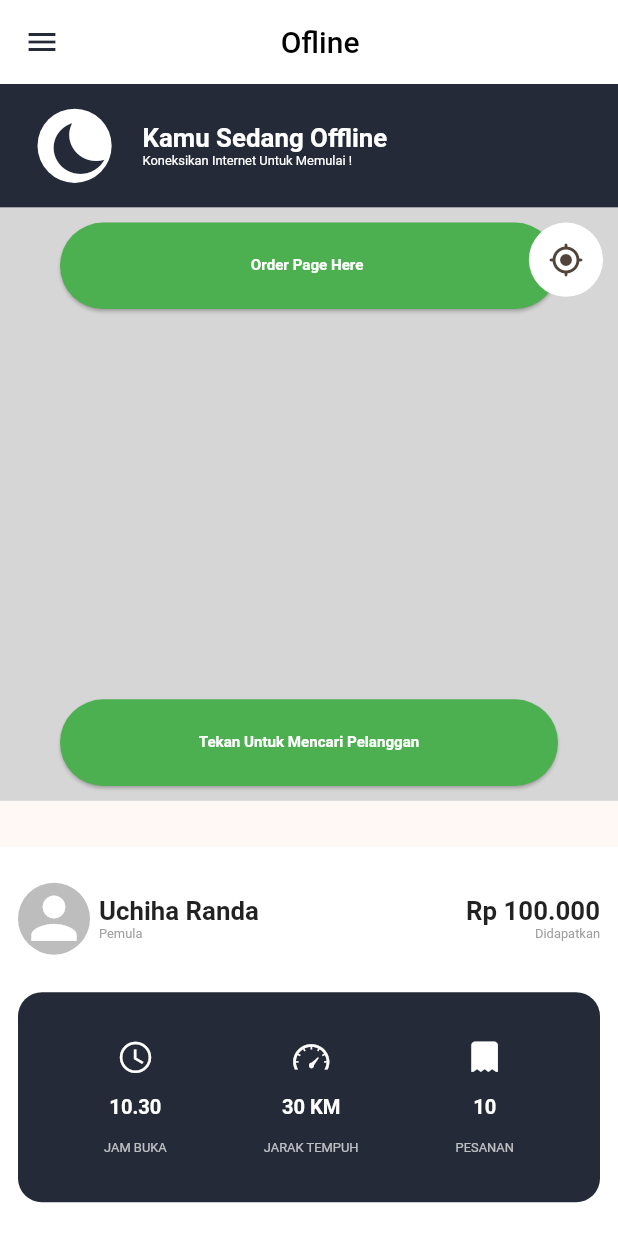
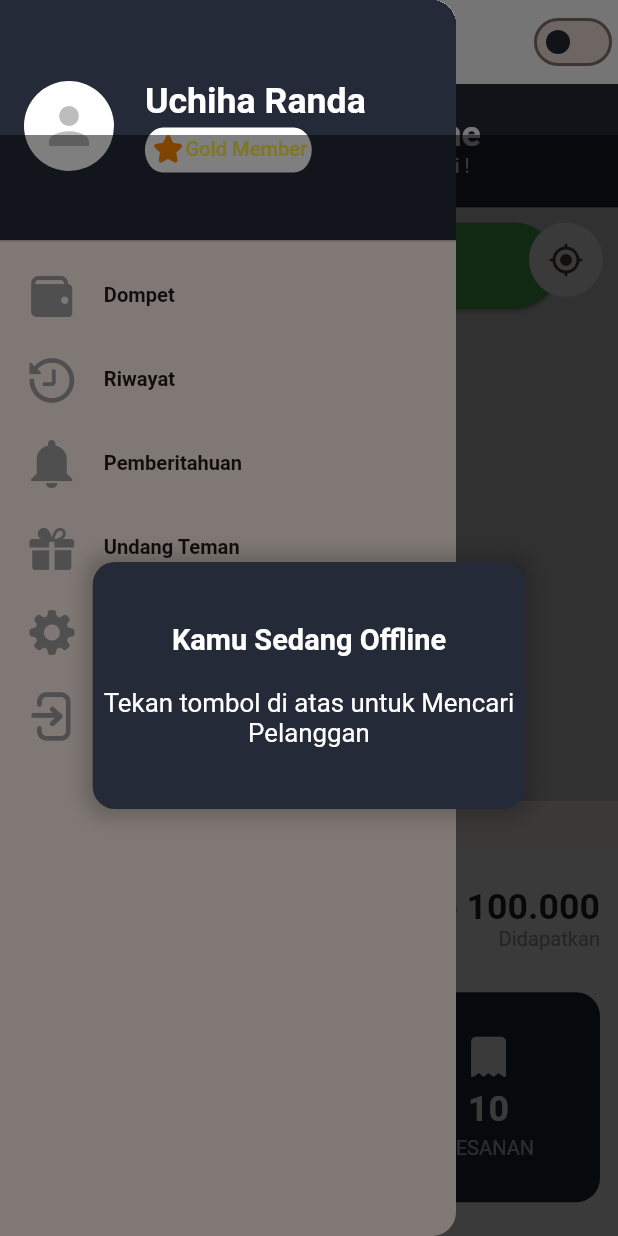
Before and after one commit to MirzaMlna/Tambalin, a Flutter app: the MainPage screen opened directly, in the side drawer, after a tap on the "my location" icon, on a phone screen of 412 x 824 dp. Run offline on Flutter 3.47's test engine with Material 2 defaults, Android fonts, the light colour scheme and no system bars; our stand-ins replace google_fonts, responsive_sizer, settings_ui; missing offline and left inert: flutter_verification_code.

Commit message:
💄⏪️change font size , returning the black overlay

```diff
--- a/lib/auth_pages/phone_verify.dart
+++ b/lib/auth_pages/phone_verify.dart
@@ -43,11 +43,11 @@
                   Text('Verifikasi Nomor Telepon',
                       textAlign: TextAlign.start,
                       style: TextStyle(
-                            fontSize: 37.sp, fontWeight: FontWeight.bold)),
+                          fontSize: 30.sp, fontWeight: FontWeight.bold)),
                   Text(
                     'Masukkan kode OTP di bawah',
                     textAlign: TextAlign.start,
-                      style: TextStyle(fontSize: 17.sp),
+                    style: TextStyle(fontSize: 20.sp),
                   ),
                 ],
               ),
@@ -77,12 +77,13 @@
               },
             ),
             SizedBox(
-                height: 8.h,
+              height: 5.h,
             ),
             CustomButton(
                 color: tambalinPrimary,
                 text: 'VERIFIKASI',
                 onTap: () {
+
                   Navigator.pushReplacement(
                       context,
                       MaterialPageRoute(
--- a/lib/auth_pages/sign_in.dart
+++ b/lib/auth_pages/sign_in.dart
@@ -16,7 +16,6 @@
 class _SignInState extends State<SignIn> {
   @override
   Widget build(BuildContext context) {
-
     return Scaffold(
       resizeToAvoidBottomInset: true,
       body: SingleChildScrollView(
@@ -39,7 +38,7 @@
                   ),
                   Container(
                     width: 100.w,
-                      height: 50.h,
+                    height: 60.h,
                     decoration: BoxDecoration(
                       color: Colors.white,
                       borderRadius: BorderRadius.circular(11.0),
@@ -69,7 +68,7 @@
                                           style: GoogleFonts.roboto(
                                             textStyle: TextStyle(
                                               color: tambalinBlack,
-                                                fontSize: 28.sp,
+                                              fontSize: 25.sp,
                                               fontWeight: FontWeight.w300,
                                             ),
                                           ),
@@ -77,7 +76,7 @@
                                             TextSpan(
                                                 text: 'Daftar',
                                                 style: TextStyle(
-                                                      fontSize: 36.sp,
+                                                    fontSize: 30.sp,
                                                     fontWeight:
                                                         FontWeight.bold)),
                                             const TextSpan(
@@ -94,15 +93,14 @@
                                   /* Number Input */
                                   TextFormField(
                                     style: TextStyle(
-                                        fontSize: 15.sp,
+                                      fontSize: 20.sp,
                                     ),
                                     cursorColor: tambalinPrimary,
                                     maxLength:
                                         12, // Set the maximum length to 12 digits
                                     decoration: InputDecoration(
                                       enabledBorder: OutlineInputBorder(
-                                          borderRadius:
-                                              BorderRadius.circular(11),
+                                        borderRadius: BorderRadius.circular(11),
                                         borderSide: const BorderSide(
                                           color: Color.fromARGB(10, 0, 0, 0),
                                           width: 2.0,
@@ -117,8 +115,8 @@
                                         ),
                                       ),
                                       prefixIcon: Container(
-                                          margin: const EdgeInsets.only(
-                                              right: 15.0),
+                                        margin:
+                                            const EdgeInsets.only(right: 15.0),
                                         decoration: const BoxDecoration(
                                           border: Border(
                                             right: BorderSide(
@@ -130,13 +128,11 @@
                                         ),
                                         child: Container(
                                           margin: const EdgeInsets.all(10.0),
-                                            padding:
-                                                const EdgeInsets.only(top: 2.0),
                                           child: Text(
                                             '+62',
                                             textAlign: TextAlign.center,
                                             style: TextStyle(
-                                                fontSize: 17.sp,
+                                              fontSize: 20.sp,
                                               fontWeight: FontWeight.bold,
                                             ),
                                           ),
@@ -145,7 +141,7 @@
                                       hintText: '1234567890',
                                       hintStyle: TextStyle(
                                         color: Colors.grey,
-                                          fontSize: 15.sp,
+                                        fontSize: 20.sp,
                                       ),
                                     ),
                                     keyboardType: TextInputType.number,
@@ -184,5 +180,4 @@
       ),
     );
   }
-
 }
--- a/lib/common_widgets/custom_button.dart
+++ b/lib/common_widgets/custom_button.dart
@@ -35,8 +35,8 @@
           widget.text ?? 'Button',
           style: GoogleFonts.roboto(
             textStyle: TextStyle(
-                fontSize: 13.sp,
-                fontWeight: FontWeight.w700,
+                fontSize: 18.sp,
+                fontWeight: FontWeight.w500,
                 color: Colors.white),
           ),
         ),
--- a/lib/main_pages/main_page.dart
+++ b/lib/main_pages/main_page.dart
@@ -1,5 +1,3 @@
-// ignore_for_file: prefer_const_constructors, prefer_const_literals_to_create_immutables
-
 import 'package:flutter/material.dart';
 import 'package:responsive_sizer/responsive_sizer.dart';
 import 'package:tambalin_app/common_widgets/custom_button.dart';
@@ -18,42 +16,116 @@
 }
 
 class _MainPageState extends State<MainPage> {
+  OverlayEntry? overlayEntry;
+
+  @override
+  void initState() {
+    super.initState();
+    Future.delayed(Duration.zero, () {
+      if (!isOnline) {
+        showOverlay(context);
+      }
+    });
+  } //Biar Overlay ditampilkan setelah verifikasi
+
+
+  void showOverlay(BuildContext context) {
+    overlayEntry = OverlayEntry(
+      builder: (context) => Positioned(
+        top: 90.0,
+        bottom: 0,
+        left: 0,
+        right: 0,
+        child: Container(
+          color: Colors.black.withOpacity(0.5), // transparansi hitam
+          child: Center(
+              child: Container(
+            width: 70.w,
+            height: 40.w,
+            decoration: BoxDecoration(boxShadow: [
+              BoxShadow(
+                color: Colors.black.withOpacity(0.2),
+                blurRadius: 10,
+                spreadRadius: 5,
+                offset: const Offset(0, 0),
+              ),
+            ], color: tambalinBlack, borderRadius: BorderRadius.circular(15)),
+            child: Center(
+              child: RichText(
+                  textAlign: TextAlign.center,
+                  text: TextSpan(children: <TextSpan>[
+                    TextSpan(
+                      text: 'Kamu Sedang Offline\n',
+                      style: TextStyle(
+                          fontSize: 18.sp,
+                          fontWeight: FontWeight.bold,
+                          color: Colors.white),
+                    ),
+                    TextSpan(
+                      text: '\nTekan tombol di atas untuk Mencari Pelanggan',
+                      style: TextStyle(fontSize: 17.sp, color: Colors.white),
+                    ),
+                  ])),
+            ),
+          )),
+        ),
+      ),
+    );
+
+    Overlay.of(context).insert(overlayEntry!);
+  }
+
+  void removeOverlay() {
+    if (overlayEntry != null) {
+      overlayEntry!.remove();
+      overlayEntry = null;
+    }
+  }
+
   bool isOnline = false;
 
   @override
   Widget build(BuildContext context) {
-          return Scaffold(
+    return WillPopScope(
+      onWillPop: () async {
+        removeOverlay();
+        return true;
+      },
+      child: Scaffold(
+
           appBar: AppBar(
             elevation: 0.0,
             backgroundColor: Colors.white,
-                iconTheme: IconThemeData(color: tambalinBlack),
+            iconTheme: const IconThemeData(color: tambalinBlack),
             title: Align(
               alignment: Alignment.center,
               child: Row(
                 mainAxisAlignment: MainAxisAlignment.center,
                 children: [
                   Text(
-                        isOnline ? 'Online' : 'Ofline',
-                        style: TextStyle(color: Colors.black),
+                    isOnline ? 'Online' : 'Offline',
+                    style: const TextStyle(color: Colors.black),
                   ),
-                      SizedBox(
-                        width: 10.w,
-                      )
                 ],
               ),
             ),
-                // actions: [
-                //   Switch.adaptive(
-                //     value: isOnline,
-                //     onChanged: (newValue) {
-                //       setState(() {
-                //         isOnline = newValue;
-                //       });
-                //     },
-                //     activeColor: tambalinPrimary,
-                //     inactiveThumbColor: tambalinBlack,
-                //   ),
-                // ],
+            actions: [
+              Switch.adaptive(
+                value: isOnline,
+                onChanged: (newValue) {
+                  setState(() {
+                    isOnline = newValue;
+                    if (!isOnline) {
+                      showOverlay(context);
+                    } else {
+                      removeOverlay(); // Hapus overlay jika switch bernilai true (online)
+                    }
+                  });
+                },
+                activeColor: tambalinPrimary,
+                inactiveThumbColor: tambalinBlack,
+              ),
+            ],
           ),
           drawer: Drawer(
             child: ListView(
@@ -85,27 +157,27 @@
                           Text(
                             'Uchiha Randa',
                             style: TextStyle(
-                                    fontSize: 17.sp,
+                                fontSize: 20.sp,
                                 fontWeight: FontWeight.w600,
                                 color: Colors.white),
                           ),
                           Container(
                             alignment: Alignment.center,
-                                padding: EdgeInsets.all(3.0),
-                                margin: EdgeInsets.only(top: 4.0),
-                                decoration: BoxDecoration(
+                            padding: const EdgeInsets.all(3.0),
+                            margin: const EdgeInsets.only(top: 4.0),
+                            decoration: const BoxDecoration(
                               color: Colors.white,
-                                  borderRadius: BorderRadius.all(
-                                      Radius.elliptical(80, 100)),
+                              borderRadius:
+                                  BorderRadius.all(Radius.elliptical(80, 100)),
                             ),
                             child: Row(
                               children: [
-                                    Icon(Tambalin.favorites,
+                                const Icon(Tambalin.favorites,
                                     color: tambalinPrimary),
                                 Text(
                                   'Gold Member',
                                   style: TextStyle(
-                                          fontSize: 12.sp,
+                                      fontSize: 15.sp,
                                       color: tambalinSecondary),
                                 ),
                               ],
@@ -124,8 +196,8 @@
                   ),
                   title: Text(
                     'Dompet',
-                        style: TextStyle(
-                            fontWeight: FontWeight.w600, fontSize: 15.sp),
+                    style:
+                        TextStyle(fontWeight: FontWeight.w600, fontSize: 15.sp),
                   ),
                   onTap: () {},
                 ),
@@ -137,8 +209,8 @@
                   ),
                   title: Text(
                     'Riwayat',
-                        style: TextStyle(
-                            fontWeight: FontWeight.w600, fontSize: 15.sp),
+                    style:
+                        TextStyle(fontWeight: FontWeight.w600, fontSize: 15.sp),
                   ),
                   onTap: () {},
                 ),
@@ -150,8 +222,8 @@
                   ),
                   title: Text(
                     'Pemberitahuan',
-                        style: TextStyle(
-                            fontWeight: FontWeight.w600, fontSize: 15.sp),
+                    style:
+                        TextStyle(fontWeight: FontWeight.w600, fontSize: 15.sp),
                   ),
                   onTap: () {},
                 ),
@@ -163,8 +235,8 @@
                   ),
                   title: Text(
                     'Undang Teman',
-                        style: TextStyle(
-                            fontWeight: FontWeight.w600, fontSize: 15.sp),
+                    style:
+                        TextStyle(fontWeight: FontWeight.w600, fontSize: 15.sp),
                   ),
                   onTap: () {},
                 ),
@@ -176,8 +248,8 @@
                   ),
                   title: Text(
                     'Pengaturan',
-                        style: TextStyle(
-                            fontWeight: FontWeight.w600, fontSize: 15.sp),
+                    style:
+                        TextStyle(fontWeight: FontWeight.w600, fontSize: 15.sp),
                   ),
                   onTap: () {
                     Navigator.push(
@@ -194,8 +266,8 @@
                   ),
                   title: Text(
                     'Keluar',
-                        style: TextStyle(
-                            fontWeight: FontWeight.w600, fontSize: 15.sp),
+                    style:
+                        TextStyle(fontWeight: FontWeight.w600, fontSize: 15.sp),
                   ),
                   onTap: () {},
                 ),
@@ -208,9 +280,7 @@
                   width: 100.w,
                   height: 10.h,
                   color: isOnline ? tambalinPrimary : tambalinBlack,
-                      child: isOnline
-                          ? whenOnline
-                          : whenOffline),
+                  child: isOnline ? whenOnline : whenOffline),
               Stack(
                 children: [
                   Container(
@@ -218,23 +288,6 @@
                     width: 100.w,
                     height: 48.h,
                   ),
-                      Positioned(
-                          bottom: 10.0,
-                          right: 40.0,
-                          left: 40.0,
-                          child: SizedBox(
-                            width: 20.w,
-                            child: CustomButton(
-                                color: isOnline ? Colors.red : Colors.green,
-                                text: isOnline
-                                    ? 'Berhenti Mencari Pelanggan'
-                                    : 'Tekan Untuk Mencari Pelanggan',
-                                onTap: () {
-                                  setState(() {
-                                    isOnline = !isOnline;
-                                  });
-                                }),
-                          )),
                   Positioned(
                       top: 10.0,
                       right: 40.0,
@@ -248,7 +301,8 @@
                               Navigator.push(
                                   context,
                                   MaterialPageRoute(
-                          builder: ((context) => const OrderScreen())));
+                                      builder: ((context) =>
+                                          const OrderScreen())));
                             }),
                       )),
                   Positioned(
@@ -257,13 +311,13 @@
                       child: Container(
                         width: 12.w,
                         height: 12.w,
-                            decoration: BoxDecoration(
+                        decoration: const BoxDecoration(
                           shape: BoxShape.circle,
                           color: Colors.white,
                         ),
                         child: IconButton(
                             onPressed: () {},
-                                icon: Icon(Icons.my_location_rounded)),
+                            icon: const Icon(Icons.my_location_rounded)),
                       )),
                 ],
               ),
@@ -272,7 +326,7 @@
           bottomNavigationBar: Container(
             height: 31.5.h,
             width: 100.w,
-                padding: EdgeInsets.fromLTRB(12, 24, 12, 24),
+            padding: const EdgeInsets.fromLTRB(12, 24, 12, 24),
             color: Colors.white,
             child: Column(
               mainAxisAlignment: MainAxisAlignment.spaceAround,
@@ -282,7 +336,7 @@
                     children: [
                       Container(
                         margin: EdgeInsets.only(right: 10.0.sp),
-                            child: CircleAvatar(
+                        child: const CircleAvatar(
                           radius: 24,
                           backgroundColor: Colors.black26,
                           child: Icon(
@@ -298,13 +352,12 @@
                           Text(
                             'Uchiha Randa',
                             style: TextStyle(
-                                    fontSize: 17.sp,
-                                    fontWeight: FontWeight.w600),
+                                fontSize: 20.sp, fontWeight: FontWeight.w600),
                           ),
                           Text(
                             'Pemula',
-                                style: TextStyle(
-                                    fontSize: 12.sp, color: Colors.grey),
+                            style:
+                                TextStyle(fontSize: 15.sp, color: Colors.grey),
                           )
                         ],
                       ),
@@ -315,13 +368,12 @@
                             Text(
                               'Rp 100.000',
                               style: TextStyle(
-                                      fontSize: 17.sp,
-                                      fontWeight: FontWeight.w600),
+                                  fontSize: 20.sp, fontWeight: FontWeight.w600),
                             ),
                             Text(
                               'Didapatkan',
                               style: TextStyle(
-                                      fontSize: 12.sp, color: Colors.grey),
+                                  fontSize: 15.sp, color: Colors.grey),
                             )
                           ],
                         ),
@@ -330,8 +382,8 @@
                   ),
                 ),
                 Container(
-                      padding: EdgeInsets.all(25.0),
-                      margin: EdgeInsets.only(top: 25.0),
+                  padding: const EdgeInsets.all(25.0),
+                  margin: const EdgeInsets.only(top: 25.0),
                   width: 100.w,
                   height: 17.h,
                   decoration: BoxDecoration(
@@ -346,18 +398,19 @@
                           Icon(
                             Tambalin.time,
                             color: Colors.white,
+                            size: 23.sp,
                           ),
                           Text(
                             '10.30',
                             style: TextStyle(
                                 color: Colors.white,
-                                    fontSize: 15.sp,
+                                fontSize: 20.sp,
                                 fontWeight: FontWeight.w600),
                           ),
                           Text(
                             'JAM BUKA',
                             style: TextStyle(
-                                    fontSize: 12.sp, color: Colors.white70),
+                                fontSize: 15.sp, color: Colors.white70),
                           )
                         ],
                       ),
@@ -367,18 +420,19 @@
                           Icon(
                             Tambalin.speed,
                             color: Colors.white,
+                            size: 23.sp,
                           ),
                           Text(
                             '30 KM',
                             style: TextStyle(
                                 color: Colors.white,
-                                    fontSize: 15.sp,
+                                fontSize: 20.sp,
                                 fontWeight: FontWeight.w600),
                           ),
                           Text(
                             'JARAK TEMPUH',
                             style: TextStyle(
-                                    fontSize: 12.sp, color: Colors.white70),
+                                fontSize: 15.sp, color: Colors.white70),
                           )
                         ],
                       ),
@@ -388,18 +442,19 @@
                           Icon(
                             Tambalin.order,
                             color: Colors.white,
+                            size: 23.sp,
                           ),
                           Text(
                             '10',
                             style: TextStyle(
                                 color: Colors.white,
-                                    fontSize: 15.sp,
+                                fontSize: 20.sp,
                                 fontWeight: FontWeight.w600),
                           ),
                           Text(
                             'PESANAN',
                             style: TextStyle(
-                                    fontSize: 12.sp, color: Colors.white70),
+                                fontSize: 15.sp, color: Colors.white70),
                           )
                         ],
                       )
@@ -408,6 +463,7 @@
                 ),
               ],
             ),
-              ));
+          )),
+    );
   }
 }
--- a/lib/main_pages/onilne_offline_widget.dart
+++ b/lib/main_pages/onilne_offline_widget.dart
@@ -1,5 +1,3 @@
-
-
 import 'package:flutter/material.dart';
 import 'package:responsive_sizer/responsive_sizer.dart';
 import 'package:tambalin_app/utlis/color_pallete.dart';
@@ -34,11 +32,11 @@
           style: TextStyle(
               color: Colors.white,
               fontWeight: FontWeight.bold,
-              fontSize: 17.sp),
+              fontSize: 20.sp),
         ),
         Text(
           'Menunggu Orderan !',
-          style: TextStyle(color: Colors.white, fontSize: 12.sp),
+          style: TextStyle(color: Colors.white, fontSize: 15.sp),
         )
       ],
     )
@@ -59,7 +57,7 @@
       child: Icon(
         Tambalin.moon,
         color: tambalinBlack,
-        size: 30.sp,
+        size: 25.sp,
       ),
     ),
     SizedBox(
@@ -74,11 +72,11 @@
           style: TextStyle(
               color: Colors.white,
               fontWeight: FontWeight.bold,
-              fontSize: 17.sp),
+              fontSize: 20.sp),
         ),
         Text(
           'Koneksikan Internet Untuk Memulai !',
-          style: TextStyle(color: Colors.white, fontSize: 12.sp),
+          style: TextStyle(color: Colors.white, fontSize: 15.sp),
         )
       ],
     )
```
Lines whose indentation alone changed are shown as unchanged.
